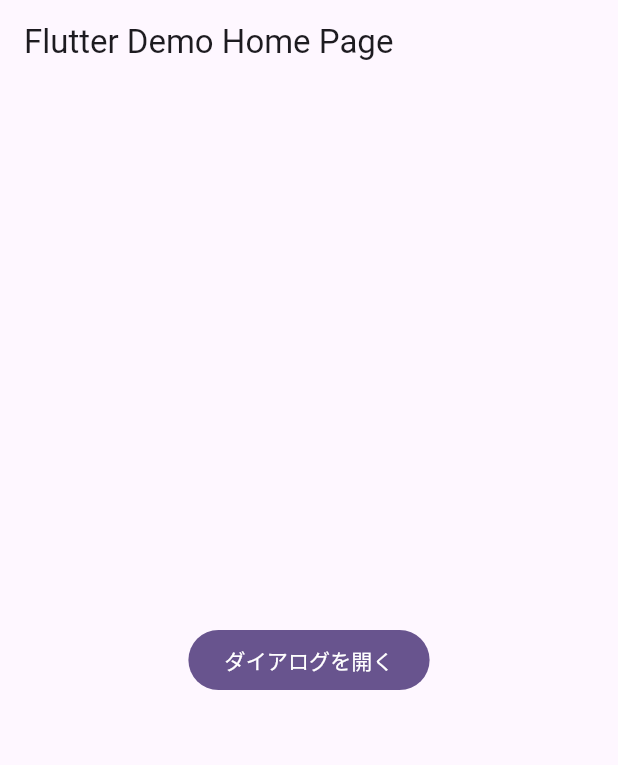
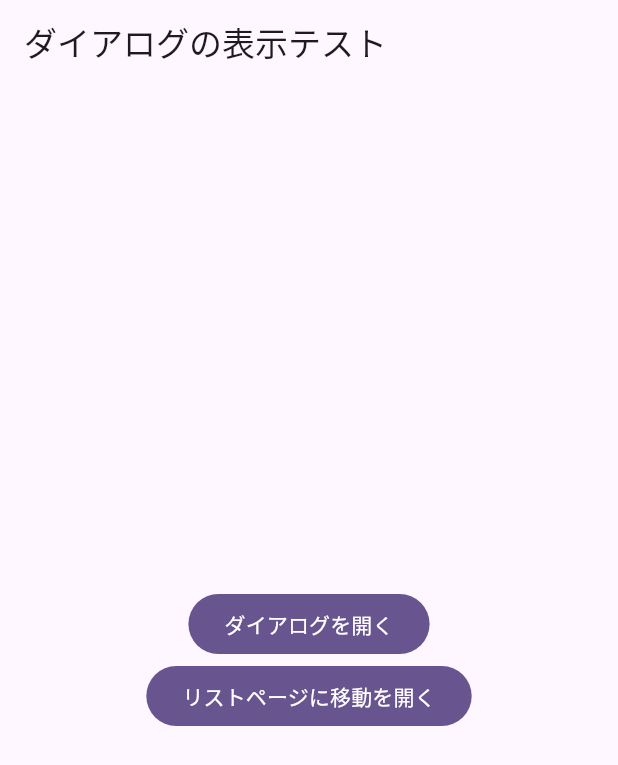
Before and after one commit to cotlra/dialog-a11y-test, a Flutter app: the screen it shows after launch, on a phone screen of 412 x 824 dp. Shown: the top 765 px of the screen. Run offline on Flutter 3.47's test engine with Material 3 defaults, Android fonts, the light colour scheme and no system bars.

Commit message:
リストの表示ページ追加

```diff
--- a/lib/main.dart
+++ b/lib/main.dart
@@ -37,18 +37,62 @@ class _MyHomePageState extends State<MyHomePage> {
     });
   }
 
+  void _moveToListPage(){
+    Navigator.of( context).push(MaterialPageRoute(builder: (context){
+      return const ListPage();
+    }));
+  }
+
   @override
   Widget build(BuildContext context) {
     return Scaffold(
       appBar: AppBar(
-        title: Text(widget.title),
+        title: Text('ダイアログの表示テスト'),
       ),
       body: Center(
-        child: FilledButton(
-          onPressed: _openDialog,
-          child: Text('ダイアログを開く'),
+        child: Column(
+          mainAxisSize: MainAxisSize.min,
+          children: [
+            FilledButton(
+              onPressed: _openDialog,
+              child: Text('ダイアログを開く'),
+            ),
+                        FilledButton(
+              onPressed: _moveToListPage,
+              child: Text('リストページに移動を開く'),
+            ),
+          ],
         ),
       ),
     );
   }
 }
+
+class ListPage extends StatelessWidget {
+  const ListPage({super.key});
+
+  @override
+  Widget build(BuildContext context) {
+    return Scaffold(
+      appBar: AppBar(
+        title: Text('リストの表示テスト'),
+      ),
+
+      body: Column(
+        verticalDirection: VerticalDirection.up,
+        children: [
+          Text('テキスト1'),
+          Text('テキスト2'),
+          Text('テキスト3'),
+          Text('テキスト4'),
+          Text('テキスト5'),
+          Text('テキスト6'),
+          Text('テキスト7'),
+          Text('テキスト8'),
+          Text('テキスト9'),
+          Text('テキスト10'),
+        ],
+      ),
+    );
+  }
+}
```
